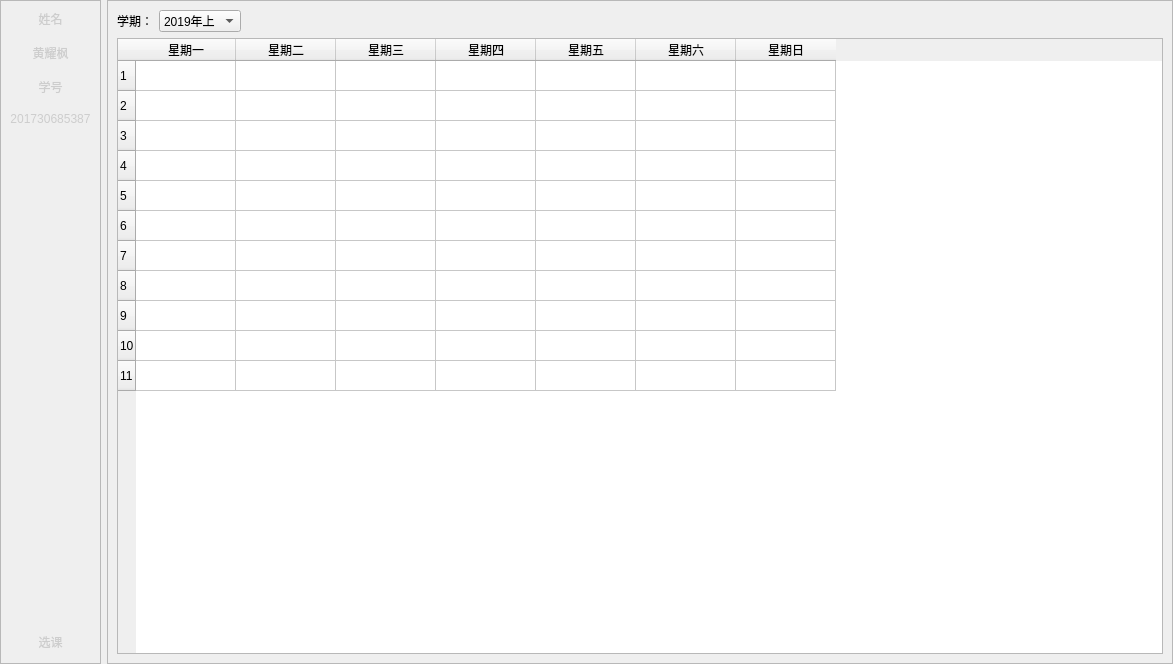
Old version of the form Client/mainwin.ui in the repository NichtsHsu/SelectCourse.
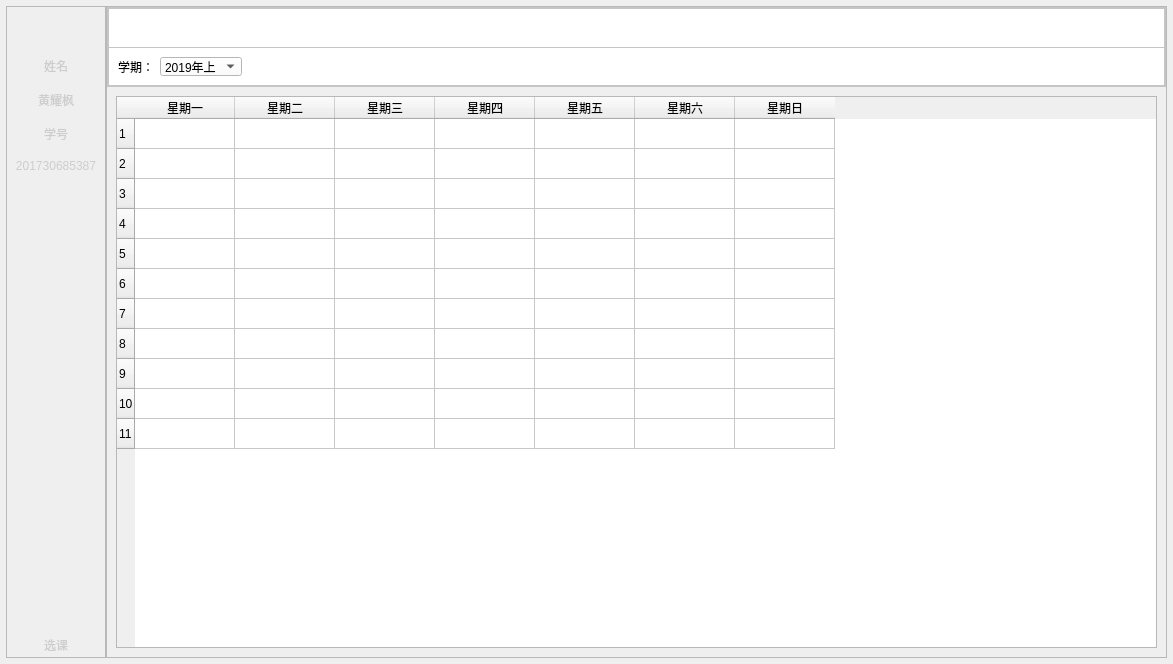
New version of the form. Icons and pictures are not drawn.

What changed in the file:
```diff
--- a/Client/mainwin.ui
+++ b/Client/mainwin.ui
@@ -13,21 +13,38 @@
   <property name="windowTitle">
    <string>基本信息</string>
   </property>
+  <property name="styleSheet">
+   <string notr="true">QWidget#mainwin {
+background-color: rgb(255, 255, 255);
+};</string>
+  </property>
   <layout class="QHBoxLayout" name="horizontalLayout_2">
+   <property name="spacing">
+    <number>0</number>
+   </property>
+   <property name="sizeConstraint">
+    <enum>QLayout::SetDefaultConstraint</enum>
+   </property>
    <property name="leftMargin">
-    <number>0</number>
+    <number>6</number>
    </property>
    <property name="topMargin">
-    <number>0</number>
+    <number>6</number>
    </property>
    <property name="rightMargin">
-    <number>0</number>
+    <number>6</number>
    </property>
    <property name="bottomMargin">
-    <number>0</number>
+    <number>6</number>
    </property>
    <item>
     <widget class="QFrame" name="frame">
+     <property name="minimumSize">
+      <size>
+       <width>100</width>
+       <height>0</height>
+      </size>
+     </property>
      <property name="styleSheet">
       <string notr="true">QFrame#frame{
 background-color: rgb(77, 77, 77);
@@ -43,8 +60,36 @@
       <enum>QFrame::Raised</enum>
      </property>
      <layout class="QGridLayout" name="gridLayout">
+      <property name="leftMargin">
+       <number>0</number>
+      </property>
+      <property name="topMargin">
+       <number>0</number>
+      </property>
+      <property name="rightMargin">
+       <number>0</number>
+      </property>
+      <property name="bottomMargin">
+       <number>0</number>
+      </property>
       <item row="0" column="1">
        <layout class="QVBoxLayout" name="verticalLayout_2">
+        <item>
+         <spacer name="verticalSpacer_5">
+          <property name="orientation">
+           <enum>Qt::Vertical</enum>
+          </property>
+          <property name="sizeType">
+           <enum>QSizePolicy::Fixed</enum>
+          </property>
+          <property name="sizeHint" stdset="0">
+           <size>
+            <width>20</width>
+            <height>50</height>
+           </size>
+          </property>
+         </spacer>
+        </item>
         <item>
          <widget class="QLabel" name="label">
           <property name="sizePolicy">
@@ -222,6 +267,11 @@
    </item>
    <item>
     <widget class="QFrame" name="frame_2">
+     <property name="styleSheet">
+      <string notr="true">QFrame#frame_2{
+	background-color: rgb(235, 235, 235);
+};</string>
+     </property>
      <property name="frameShape">
       <enum>QFrame::StyledPanel</enum>
      </property>
@@ -229,58 +279,43 @@
       <enum>QFrame::Raised</enum>
      </property>
      <layout class="QGridLayout" name="gridLayout_2">
-      <item row="0" column="0">
+      <property name="leftMargin">
+       <number>0</number>
+      </property>
+      <property name="topMargin">
+       <number>0</number>
+      </property>
+      <property name="rightMargin">
+       <number>0</number>
+      </property>
+      <property name="bottomMargin">
+       <number>0</number>
+      </property>
+      <property name="verticalSpacing">
+       <number>0</number>
+      </property>
+      <item row="1" column="0">
        <layout class="QVBoxLayout" name="verticalLayout_3">
-        <item>
-         <layout class="QHBoxLayout" name="horizontalLayout">
-          <item>
-           <widget class="QLabel" name="label_3">
-            <property name="text">
-             <string>学期：</string>
-            </property>
-           </widget>
-          </item>
-          <item>
-           <widget class="QComboBox" name="comboBox">
-            <item>
-             <property name="text">
-              <string>2019年上</string>
-             </property>
-            </item>
-            <item>
-             <property name="text">
-              <string>2018年下</string>
-             </property>
-            </item>
-            <item>
-             <property name="text">
-              <string>2018年上</string>
-             </property>
-            </item>
-            <item>
-             <property name="text">
-              <string>2017年下</string>
-             </property>
-            </item>
-           </widget>
-          </item>
-          <item>
-           <spacer name="horizontalSpacer">
-            <property name="orientation">
-             <enum>Qt::Horizontal</enum>
-            </property>
-            <property name="sizeHint" stdset="0">
-             <size>
-              <width>40</width>
-              <height>20</height>
-             </size>
-            </property>
-           </spacer>
-          </item>
-         </layout>
-        </item>
+        <property name="spacing">
+         <number>9</number>
+        </property>
+        <property name="leftMargin">
+         <number>9</number>
+        </property>
+        <property name="topMargin">
+         <number>9</number>
+        </property>
+        <property name="rightMargin">
+         <number>9</number>
+        </property>
+        <property name="bottomMargin">
+         <number>9</number>
+        </property>
         <item>
          <widget class="QTableWidget" name="classTable">
+          <property name="styleSheet">
+           <string notr="true"/>
+          </property>
           <row>
            <property name="text">
             <string>1</string>
@@ -385,6 +420,270 @@
         </item>
        </layout>
       </item>
+      <item row="0" column="0">
+       <widget class="QFrame" name="topBar">
+        <property name="sizePolicy">
+         <sizepolicy hsizetype="Expanding" vsizetype="Maximum">
+          <horstretch>0</horstretch>
+          <verstretch>0</verstretch>
+         </sizepolicy>
+        </property>
+        <property name="minimumSize">
+         <size>
+          <width>0</width>
+          <height>80</height>
+         </size>
+        </property>
+        <property name="maximumSize">
+         <size>
+          <width>16777215</width>
+          <height>80</height>
+         </size>
+        </property>
+        <property name="styleSheet">
+         <string notr="true">background-color: rgb(255, 255, 255);</string>
+        </property>
+        <property name="frameShape">
+         <enum>QFrame::StyledPanel</enum>
+        </property>
+        <property name="frameShadow">
+         <enum>QFrame::Raised</enum>
+        </property>
+        <layout class="QGridLayout" name="gridLayout_3">
+         <property name="leftMargin">
+          <number>0</number>
+         </property>
+         <property name="topMargin">
+          <number>0</number>
+         </property>
+         <property name="rightMargin">
+          <number>0</number>
+         </property>
+         <property name="bottomMargin">
+          <number>0</number>
+         </property>
+         <property name="verticalSpacing">
+          <number>0</number>
+         </property>
+         <item row="1" column="0">
+          <widget class="QFrame" name="frame_5">
+           <property name="maximumSize">
+            <size>
+             <width>16777215</width>
+             <height>40</height>
+            </size>
+           </property>
+           <property name="frameShape">
+            <enum>QFrame::StyledPanel</enum>
+           </property>
+           <property name="frameShadow">
+            <enum>QFrame::Raised</enum>
+           </property>
+           <layout class="QHBoxLayout" name="horizontalLayout_4">
+            <item>
+             <widget class="QLabel" name="label_3">
+              <property name="text">
+               <string>学期：</string>
+              </property>
+             </widget>
+            </item>
+            <item>
+             <widget class="QComboBox" name="comboBox">
+              <item>
+               <property name="text">
+                <string>2019年上</string>
+               </property>
+              </item>
+              <item>
+               <property name="text">
+                <string>2018年下</string>
+               </property>
+              </item>
+              <item>
+               <property name="text">
+                <string>2018年上</string>
+               </property>
+              </item>
+              <item>
+               <property name="text">
+                <string>2017年下</string>
+               </property>
+              </item>
+             </widget>
+            </item>
+            <item>
+             <spacer name="horizontalSpacer">
+              <property name="orientation">
+               <enum>Qt::Horizontal</enum>
+              </property>
+              <property name="sizeHint" stdset="0">
+               <size>
+                <width>40</width>
+                <height>20</height>
+               </size>
+              </property>
+             </spacer>
+            </item>
+           </layout>
+          </widget>
+         </item>
+         <item row="0" column="0">
+          <widget class="QFrame" name="topBar_3">
+           <property name="sizePolicy">
+            <sizepolicy hsizetype="Preferred" vsizetype="Expanding">
+             <horstretch>0</horstretch>
+             <verstretch>0</verstretch>
+            </sizepolicy>
+           </property>
+           <property name="minimumSize">
+            <size>
+             <width>0</width>
+             <height>40</height>
+            </size>
+           </property>
+           <property name="maximumSize">
+            <size>
+             <width>16777215</width>
+             <height>40</height>
+            </size>
+           </property>
+           <property name="frameShape">
+            <enum>QFrame::StyledPanel</enum>
+           </property>
+           <property name="frameShadow">
+            <enum>QFrame::Raised</enum>
+           </property>
+           <layout class="QHBoxLayout" name="horizontalLayout_3">
+            <property name="leftMargin">
+             <number>0</number>
+            </property>
+            <property name="topMargin">
+             <number>0</number>
+            </property>
+            <property name="rightMargin">
+             <number>6</number>
+            </property>
+            <property name="bottomMargin">
+             <number>0</number>
+            </property>
+            <item>
+             <spacer name="horizontalSpacer_2">
+              <property name="orientation">
+               <enum>Qt::Horizontal</enum>
+              </property>
+              <property name="sizeHint" stdset="0">
+               <size>
+                <width>40</width>
+                <height>20</height>
+               </size>
+              </property>
+             </spacer>
+            </item>
+            <item>
+             <widget class="QPushButton" name="minimumBtn">
+              <property name="sizePolicy">
+               <sizepolicy hsizetype="Expanding" vsizetype="Expanding">
+                <horstretch>0</horstretch>
+                <verstretch>0</verstretch>
+               </sizepolicy>
+              </property>
+              <property name="maximumSize">
+               <size>
+                <width>50</width>
+                <height>30</height>
+               </size>
+              </property>
+              <property name="styleSheet">
+               <string notr="true">QPushButton#minimumBtn:pressed {  
+
+    /* 改变背景色 */  
+    background-color: rgb(0, 170, 255,50);
+
+    /* 改变边框风格 */  
+    border-style:inset;  
+}  
+</string>
+              </property>
+              <property name="text">
+               <string/>
+              </property>
+              <property name="icon">
+               <iconset resource="src.qrc">
+                <normaloff>:/icons/icon/minimum.png</normaloff>:/icons/icon/minimum.png</iconset>
+              </property>
+              <property name="iconSize">
+               <size>
+                <width>25</width>
+                <height>25</height>
+               </size>
+              </property>
+              <property name="flat">
+               <bool>true</bool>
+              </property>
+             </widget>
+            </item>
+            <item>
+             <widget class="QPushButton" name="closeBtn">
+              <property name="sizePolicy">
+               <sizepolicy hsizetype="Expanding" vsizetype="Expanding">
+                <horstretch>0</horstretch>
+                <verstretch>0</verstretch>
+               </sizepolicy>
+              </property>
+              <property name="maximumSize">
+               <size>
+                <width>50</width>
+                <height>30</height>
+               </size>
+              </property>
+              <property name="styleSheet">
+               <string notr="true">QPushButton#closeBtn:pressed {  
+
+    /* 改变背景色 */  
+    background-color: rgb(255, 0, 0,50) ;
+
+    /* 改变边框风格 */  
+    border-style:inset;  
+}  
+</string>
+              </property>
+              <property name="text">
+               <string/>
+              </property>
+              <property name="icon">
+               <iconset resource="src.qrc">
+                <normaloff>:/icons/icon/close.png</normaloff>:/icons/icon/close.png</iconset>
+              </property>
+              <property name="iconSize">
+               <size>
+                <width>20</width>
+                <height>20</height>
+               </size>
+              </property>
+              <property name="flat">
+               <bool>true</bool>
+              </property>
+             </widget>
+            </item>
+           </layout>
+          </widget>
+         </item>
+         <item row="2" column="0">
+          <spacer name="verticalSpacer_6">
+           <property name="orientation">
+            <enum>Qt::Vertical</enum>
+           </property>
+           <property name="sizeHint" stdset="0">
+            <size>
+             <width>20</width>
+             <height>40</height>
+            </size>
+           </property>
+          </spacer>
+         </item>
+        </layout>
+       </widget>
+      </item>
      </layout>
     </widget>
    </item>
```
Left out of the diff: 2 changed lines with no effect on the pictures.
